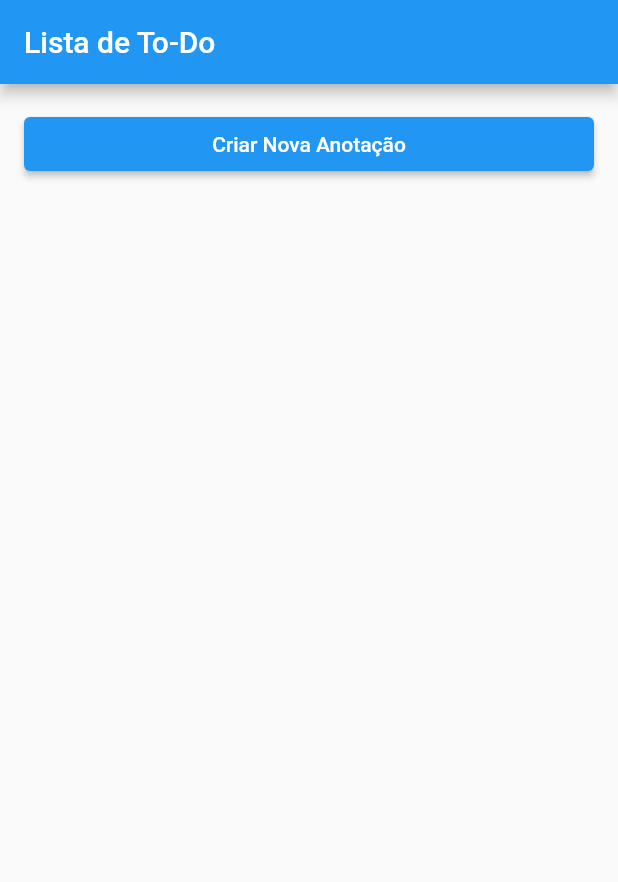
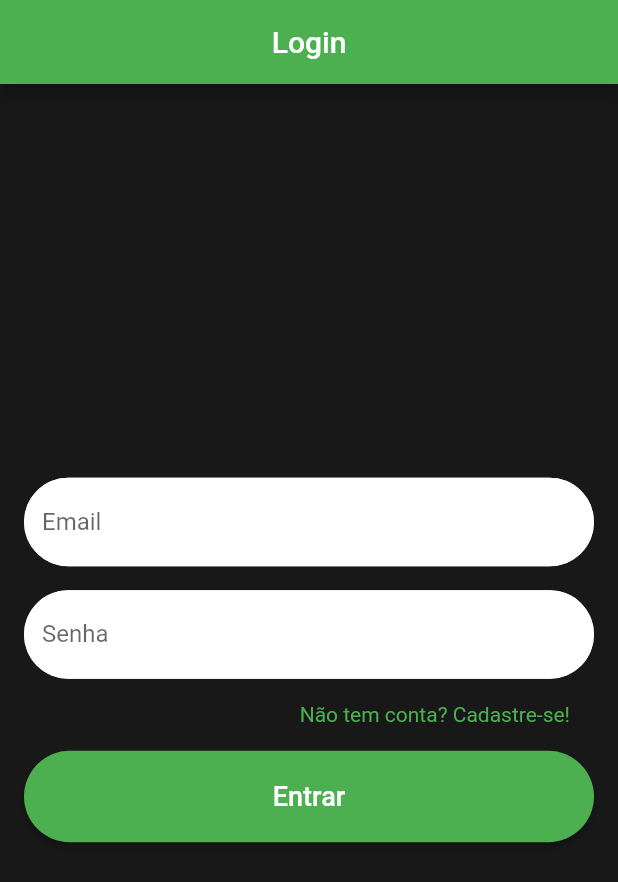
Before and after one commit to SixBruno99/To-do-list, a Flutter app: the screen it shows after launch, on a phone screen of 412 x 824 dp. Shown: the top 882 px of the screen. Run offline on Flutter 3.47's test engine with Material 2 defaults, Android fonts, the phone set to English and light mode, and no system bars; our stand-ins replace flutter_datetime_picker.

Commit message:
tela de login e tela de cadastro criadas

```diff
--- a/lib/main.dart
+++ b/lib/main.dart
@@ -1,7 +1,7 @@
 import 'package:flutter/material.dart';
 import 'package:provider/provider.dart';
 import 'package:to_do_list/repositories/to_do_list.dart';
-import 'package:to_do_list/widgets/show_list.dart';
+import 'package:to_do_list/widgets/login.dart';
 
 void main() {
   runApp(
@@ -13,7 +13,7 @@ void main() {
       ],
       child: const MaterialApp(
         debugShowCheckedModeBanner: false,
-        home: ToDoListScreen(),
+        home: Login(),
       ),
     ),
   );
--- /dev/null
+++ b/lib/widgets/login.dart
@@ -0,0 +1,119 @@
+// ignore_for_file: prefer_const_constructors
+
+import 'package:flutter/material.dart';
+import 'package:to_do_list/home.dart';
+import 'package:to_do_list/widgets/register.dart';
+
+class Login extends StatelessWidget {
+  const Login({Key? key}) : super(key: key);
+
+  void loginRequest() {
+    // Requisição com async await
+  }
+
+  @override
+  Widget build(BuildContext context) {
+    TextEditingController emailController = TextEditingController();
+    TextEditingController senhaController = TextEditingController();
+
+    return Scaffold(
+      appBar: AppBar(
+        title: Text('Login'),
+        centerTitle: true,
+        backgroundColor: Colors.green,
+      ),
+      body: Container(
+        padding: EdgeInsets.all(16.0),
+        color: Color(0xFF181818),
+        child: Column(
+          mainAxisAlignment: MainAxisAlignment.center,
+          children: [
+            TextFormField(
+              controller: emailController,
+              style: TextStyle(color: Colors.green),
+              decoration: InputDecoration(
+                labelText: 'Email',
+                filled: true,
+                fillColor: Colors.white,
+                enabledBorder: OutlineInputBorder(
+                  borderRadius: BorderRadius.circular(32.0),
+                  borderSide: BorderSide(color: Colors.white),
+                ),
+                focusedBorder: OutlineInputBorder(
+                  borderRadius: BorderRadius.circular(32.0),
+                  borderSide: BorderSide(color: Colors.white),
+                ),
+              ),
+            ),
+            SizedBox(height: 16.0),
+            TextFormField(
+              controller: senhaController,
+              obscureText: true,
+              style: TextStyle(color: Colors.green),
+              decoration: InputDecoration(
+                labelText: 'Senha',
+                filled: true,
+                fillColor: Colors.white,
+                enabledBorder: OutlineInputBorder(
+                  borderRadius: BorderRadius.circular(32.0),
+                  borderSide: BorderSide(color: Colors.white),
+                ),
+                focusedBorder: OutlineInputBorder(
+                  borderRadius: BorderRadius.circular(32.0),
+                  borderSide: BorderSide(color: Colors.white),
+                ),
+              ),
+            ),
+            SizedBox(height: 16.0),
+            Align(
+              alignment: Alignment.centerRight,
+              child: GestureDetector(
+                child: Padding(
+                  padding: EdgeInsets.symmetric(horizontal: 16.0),
+                  child: Text(
+                    "Não tem conta? Cadastre-se!",
+                    style: TextStyle(color: Colors.green),
+                  ),
+                ),
+                onTap: () {
+                  Navigator.push(
+                    context,
+                    MaterialPageRoute(builder: (context) => Register()),
+                  );
+                },
+              ),
+            ),
+            SizedBox(height: 16.0),
+            ElevatedButton(
+              onPressed: () {
+                loginRequest();
+                Navigator.push(
+                  context,
+                  MaterialPageRoute(builder: (context) => Home()),
+                );
+              },
+              style: ElevatedButton.styleFrom(
+                backgroundColor: Colors.green,
+                shape: RoundedRectangleBorder(
+                  borderRadius: BorderRadius.circular(32.0),
+                ),
+                padding: EdgeInsets.symmetric(vertical: 16.0),
+              ),
+              child: SizedBox(
+                width: double.infinity,
+                child: Padding(
+                  padding: EdgeInsets.all(4.0),
+                  child: Text(
+                    'Entrar',
+                    textAlign: TextAlign.center,
+                    style: TextStyle(fontSize: 18.0),
+                  ),
+                ),
+              ),
+            ),
+          ],
+        ),
+      ),
+    );
+  }
+}
```
Also changed, not shown: lib/home.dart (added, +49 -0 lines), lib/widgets/register.dart (added, +119 -0 lines).
